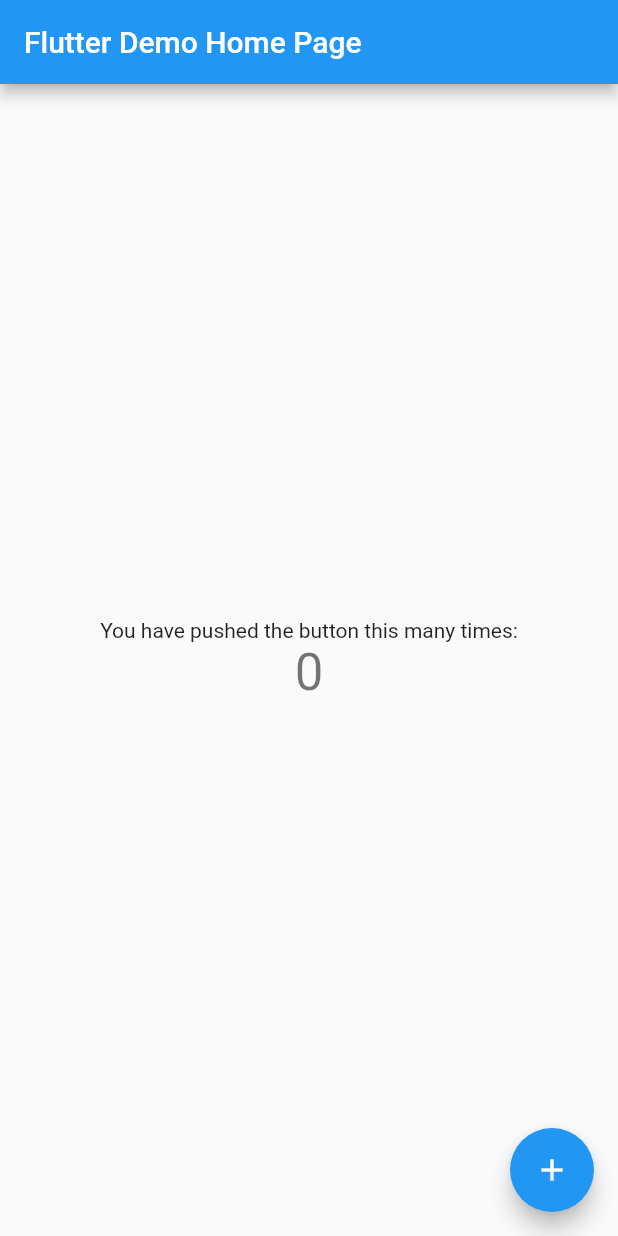
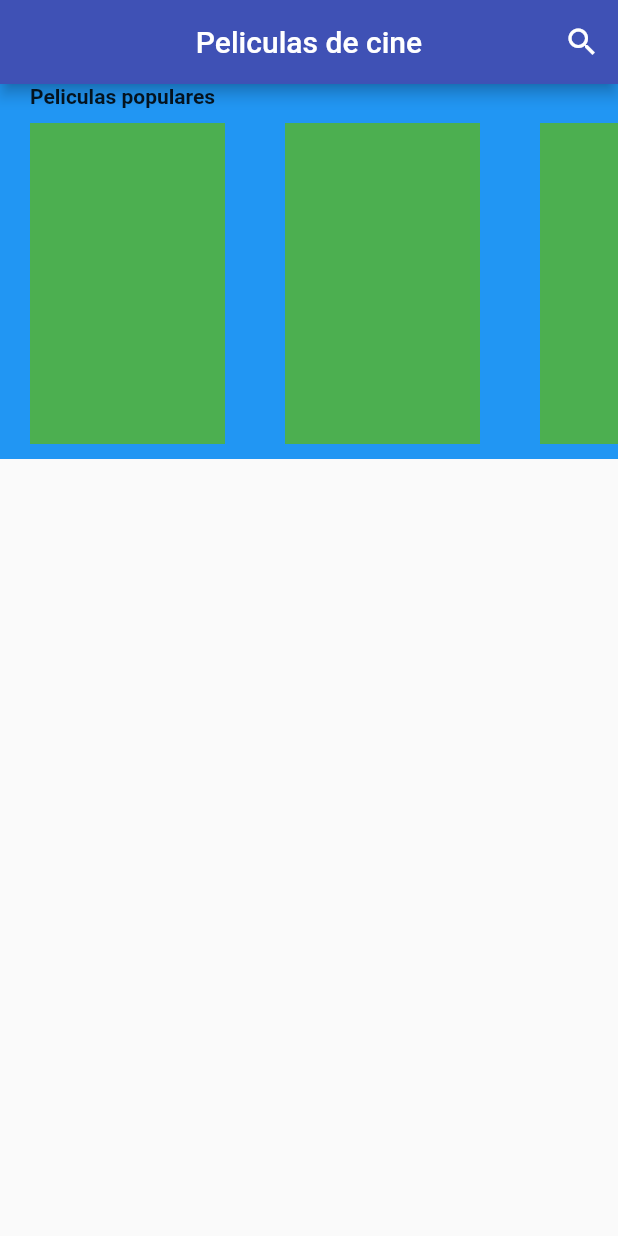
Before and after one commit to jorarmarfin/flutter-peliculas, a Flutter app: the screen it shows after launch, on a phone screen of 412 x 824 dp. Run offline on Flutter 3.47's test engine with Material 2 defaults, Android fonts, the phone set to English and light mode, and no system bars; our stand-ins replace card_swiper.

Commit message:
Listado de peliculas abajo

```diff
--- a/lib/main.dart
+++ b/lib/main.dart
@@ -1,4 +1,5 @@
 import 'package:flutter/material.dart';
+import 'package:peliculas/pages/pages.dart';
 
 void main() {
   runApp(const MyApp());
@@ -11,105 +12,16 @@ class MyApp extends StatelessWidget {
   @override
   Widget build(BuildContext context) {
     return MaterialApp(
-      title: 'Flutter Demo',
+      debugShowCheckedModeBanner: false,
+      title: 'Peliculas',
       theme: ThemeData(
-        // This is the theme of your application.
-        //
-        // Try running your application with "flutter run". You'll see the
-        // application has a blue toolbar. Then, without quitting the app, try
-        // changing the primarySwatch below to Colors.green and then invoke
-        // "hot reload" (press "r" in the console where you ran "flutter run",
-        // or simply save your changes to "hot reload" in a Flutter IDE).
-        // Notice that the counter didn't reset back to zero; the application
-        // is not restarted.
-        primarySwatch: Colors.blue,
+        primarySwatch: Colors.indigo,
       ),
-      home: const MyHomePage(title: 'Flutter Demo Home Page'),
+      initialRoute: 'home',
+      routes: {
+        'home': (_) => const HomePage(),
+        'details': (_) => const DetailsPage(),
+      },
     );
   }
 }
-
-class MyHomePage extends StatefulWidget {
-  const MyHomePage({Key? key, required this.title}) : super(key: key);
-
-  // This widget is the home page of your application. It is stateful, meaning
-  // that it has a State object (defined below) that contains fields that affect
-  // how it looks.
-
-  // This class is the configuration for the state. It holds the values (in this
-  // case the title) provided by the parent (in this case the App widget) and
-  // used by the build method of the State. Fields in a Widget subclass are
-  // always marked "final".
-
-  final String title;
-
-  @override
-  State<MyHomePage> createState() => _MyHomePageState();
-}
-
-class _MyHomePageState extends State<MyHomePage> {
-  int _counter = 0;
-
-  void _incrementCounter() {
-    setState(() {
-      // This call to setState tells the Flutter framework that something has
-      // changed in this State, which causes it to rerun the build method below
-      // so that the display can reflect the updated values. If we changed
-      // _counter without calling setState(), then the build method would not be
-      // called again, and so nothing would appear to happen.
-      _counter++;
-    });
-  }
-
-  @override
-  Widget build(BuildContext context) {
-    // This method is rerun every time setState is called, for instance as done
-    // by the _incrementCounter method above.
-    //
-    // The Flutter framework has been optimized to make rerunning build methods
-    // fast, so that you can just rebuild anything that needs updating rather
-    // than having to individually change instances of widgets.
-    return Scaffold(
-      appBar: AppBar(
-        // Here we take the value from the MyHomePage object that was created by
-        // the App.build method, and use it to set our appbar title.
-        title: Text(widget.title),
-      ),
-      body: Center(
-        // Center is a layout widget. It takes a single child and positions it
-        // in the middle of the parent.
-        child: Column(
-          // Column is also a layout widget. It takes a list of children and
-          // arranges them vertically. By default, it sizes itself to fit its
-          // children horizontally, and tries to be as tall as its parent.
-          //
-          // Invoke "debug painting" (press "p" in the console, choose the
-          // "Toggle Debug Paint" action from the Flutter Inspector in Android
-          // Studio, or the "Toggle Debug Paint" command in Visual Studio Code)
-          // to see the wireframe for each widget.
-          //
-          // Column has various properties to control how it sizes itself and
-          // how it positions its children. Here we use mainAxisAlignment to
-          // center the children vertically; the main axis here is the vertical
-          // axis because Columns are vertical (the cross axis would be
-          // horizontal).
-          mainAxisAlignment: MainAxisAlignment.center,
-          children: <Widget>[
-            const Text(
-              'You have pushed the button this many times:',
-            ),
-            Text(
-              '$_counter',
-              style: Theme.of(context).textTheme.headline4,
-            ),
-          ],
-        ),
-      ),
-      floatingActionButton: FloatingActionButton(
-        onPressed: _incrementCounter,
-        tooltip: 'Increment',
-        child: const Icon(Icons.add),
-      ), // This trailing comma makes auto-formatting nicer for build methods.
-    );
-  }
-}
--- /dev/null
+++ b/lib/pages/details_page.dart
@@ -0,0 +1,14 @@
+import 'package:flutter/material.dart';
+
+class DetailsPage extends StatelessWidget {
+  const DetailsPage({Key? key}) : super(key: key);
+
+  @override
+  Widget build(BuildContext context) {
+    return const Scaffold(
+      body: Center(
+        child: Text('details'),
+      ),
+    );
+  }
+}
--- /dev/null
+++ b/lib/pages/home_page.dart
@@ -0,0 +1,35 @@
+import 'package:flutter/material.dart';
+import 'package:peliculas/widgets/widgets.dart';
+
+class HomePage extends StatelessWidget {
+  const HomePage({Key? key}) : super(key: key);
+
+  @override
+  Widget build(BuildContext context) {
+    return Scaffold(
+      appBar: _myAppBar(),
+      body: _myBody(),
+    );
+  }
+
+  _myAppBar() {
+    return AppBar(
+      centerTitle: true,
+      title: const Text('Peliculas de cine'),
+      actions: [IconButton(onPressed: () {}, icon: const Icon(Icons.search))],
+    );
+  }
+
+  Widget _myBody() {
+    return SingleChildScrollView(
+      //Este singleChildScrollView es para que se puda hacer scroll en la
+      // pantalla cuando se coloca un objeto que sobre pasa
+      child: Column(
+        children: const [
+          //CardSwiper(),
+          MovieSlider()
+        ],
+      ),
+    );
+  }
+}
--- /dev/null
+++ b/lib/pages/pages.dart
@@ -0,0 +1,2 @@
+export 'package:peliculas/pages/details_page.dart';
+export 'package:peliculas/pages/home_page.dart';
--- /dev/null
+++ b/lib/widgets/card_swiper.dart
@@ -0,0 +1,38 @@
+import 'package:flutter/material.dart';
+import 'package:card_swiper/card_swiper.dart';
+
+class CardSwiper extends StatelessWidget {
+  final _imagenPlaceholder = 'https://via.placeholder.com/300x400';
+  const CardSwiper({Key? key}) : super(key: key);
+
+  @override
+  Widget build(BuildContext context) {
+    final size = MediaQuery.of(context).size;
+    return SizedBox(
+      width: double.infinity,
+      height: size.height * 0.5,
+      // color: Colors.red,
+      child: Swiper(
+        itemCount: 10,
+        layout: SwiperLayout.STACK,
+        itemWidth: size.width * 0.6,
+        itemHeight: size.height * 0.4,
+        itemBuilder: (_, int index) {
+          // BuildContext = _
+          return GestureDetector(
+            onTap: () => Navigator.pushNamed(context, 'details',
+                arguments: 'movie-instancie'),
+            child: ClipRRect(
+              borderRadius: BorderRadius.circular(20),
+              child: FadeInImage(
+                placeholder: const AssetImage('assets/no-imagen.jpg'),
+                image: NetworkImage(_imagenPlaceholder),
+                fit: BoxFit.cover,
+              ),
+            ),
+          );
+        },
+      ),
+    );
+  }
+}
--- /dev/null
+++ b/lib/widgets/movie_slider.dart
@@ -0,0 +1,50 @@
+import 'package:flutter/material.dart';
+
+class MovieSlider extends StatelessWidget {
+  const MovieSlider({Key? key}) : super(key: key);
+
+  @override
+  Widget build(BuildContext context) {
+    return Container(
+      width: double.infinity, //Todo el ancho posible
+      height: 250,
+      color: Colors.blue, //Color de fondo
+      child: Column(
+        crossAxisAlignment: CrossAxisAlignment.start,
+        children: _contenedor(),
+      ),
+    );
+  }
+
+  List<Widget> _contenedor() {
+    return [
+      const Padding(
+        padding: EdgeInsets.symmetric(horizontal: 20),
+        child: Text(
+          'Peliculas populares',
+          style: TextStyle(fontWeight: FontWeight.bold),
+        ),
+      ),
+      _listadoPeliculas()
+    ];
+  }
+
+  Widget _listadoPeliculas() {
+    return Expanded(
+      child: ListView.builder(
+        scrollDirection: Axis.horizontal,
+        itemBuilder: (_, int index) => _pelicula(),
+        itemCount: 20,
+      ),
+    );
+  }
+
+  Widget _pelicula() {
+    return Container(
+      width: 130,
+      height: 190,
+      color: Colors.green,
+      margin: const EdgeInsets.symmetric(horizontal: 20, vertical: 10),
+    );
+  }
+}
--- /dev/null
+++ b/lib/widgets/widgets.dart
@@ -0,0 +1,2 @@
+export 'package:peliculas/widgets/card_swiper.dart';
+export 'package:peliculas/widgets/movie_slider.dart';
--- a/pubspec.yaml
+++ b/pubspec.yaml
@@ -34,6 +34,7 @@ dependencies:
   # The following adds the Cupertino Icons font to your application.
   # Use with the CupertinoIcons class for iOS style icons.
   cupertino_icons: ^1.0.2
+  card_swiper: ^1.0.4
 
 dev_dependencies:
   flutter_test:
```
Also changed, not shown: assets/loading.gif (added), assets/no-image.jpg (added), pubspec.lock.
